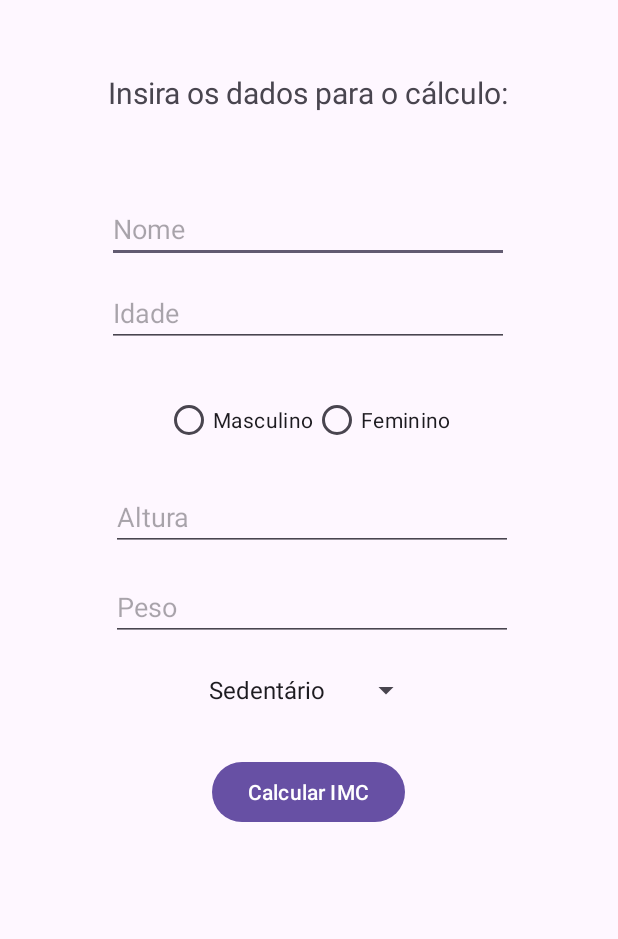
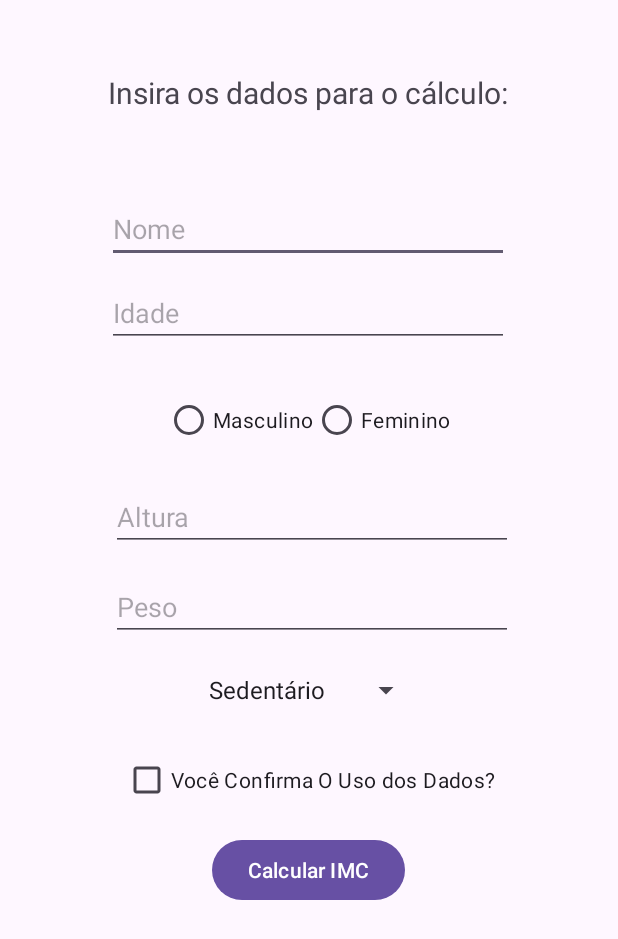
Before and after one commit to FranciscoGMaldonado/ImFitPlus, an Android app: the layout dados_conta.xml on its own in the app's theme, with its tools: preview values and no code run, on a phone screen of 412 x 824 dp. Shown: the top 939 px of the screen. Run offline under Robolectric (Android 15) with nearby library versions, the phone set to English and light mode, and no system bars.

Commit message:
feat: checkbox de confrimação de dados

```diff
--- a/app/src/main/java/br/edu/ifsp/scl/ads/prdm/sc3039111/ImFitPlus/DadosContaActivity.kt
+++ b/app/src/main/java/br/edu/ifsp/scl/ads/prdm/sc3039111/ImFitPlus/DadosContaActivity.kt
@@ -24,6 +24,7 @@ class DadosContaActivity : AppCompatActivity(){
             val insertPesoText = binding.insertPeso.text.toString()
             val idSelecionado = binding.insertSexo.checkedRadioButtonId
             val atividade = binding.insertAtividade.selectedItem.toString()
+            val confirma = binding.checkConfirma.isChecked
 
             if (insertNome.isBlank()) {
                 Toast.makeText(this, "Informe o nome", Toast.LENGTH_SHORT).show()
@@ -43,6 +44,10 @@ class DadosContaActivity : AppCompatActivity(){
             }
             if (idSelecionado == -1) {
                 Toast.makeText(this, "Selecione o sexo", Toast.LENGTH_SHORT).show()
+                return@setOnClickListener
+            }
+            if (!confirma){
+                Toast.makeText(this, "Confirme o uso de dados", Toast.LENGTH_SHORT).show()
                 return@setOnClickListener
             }
 
--- a/app/src/main/res/layout/dados_conta.xml
+++ b/app/src/main/res/layout/dados_conta.xml
@@ -101,11 +101,22 @@
         app:layout_constraintStart_toStartOf="@+id/insertPeso"
         app:layout_constraintTop_toTopOf="parent" />
 
+    <CheckBox
+        android:id="@+id/checkConfirma"
+        android:layout_width="wrap_content"
+        android:layout_height="wrap_content"
+        android:layout_marginTop="496dp"
+        android:text="@string/voc_confirma_o_uso_dos_dados"
+        app:layout_constraintEnd_toEndOf="@+id/insertAtividade"
+        app:layout_constraintHorizontal_bias="0.505"
+        app:layout_constraintStart_toStartOf="@+id/insertAtividade"
+        app:layout_constraintTop_toTopOf="parent" />
+
     <Button
         android:id="@+id/btnCalcular"
         android:layout_width="wrap_content"
         android:layout_height="wrap_content"
-        android:layout_marginTop="504dp"
+        android:layout_marginTop="556dp"
         android:text="Calcular IMC"
         app:layout_constraintEnd_toEndOf="@+id/insertAtividade"
         app:layout_constraintHorizontal_bias="0.476"
--- a/app/src/main/res/values/strings.xml
+++ b/app/src/main/res/values/strings.xml
@@ -1,5 +1,6 @@
 <resources>
     <string name="app_name">ImFitPlus</string>
+    <string name="voc_confirma_o_uso_dos_dados">Você Confirma O Uso dos Dados?</string>
     <string-array name="niveis_atividade">
         <item>Sedentário</item>
         <item>Leve</item>
```
